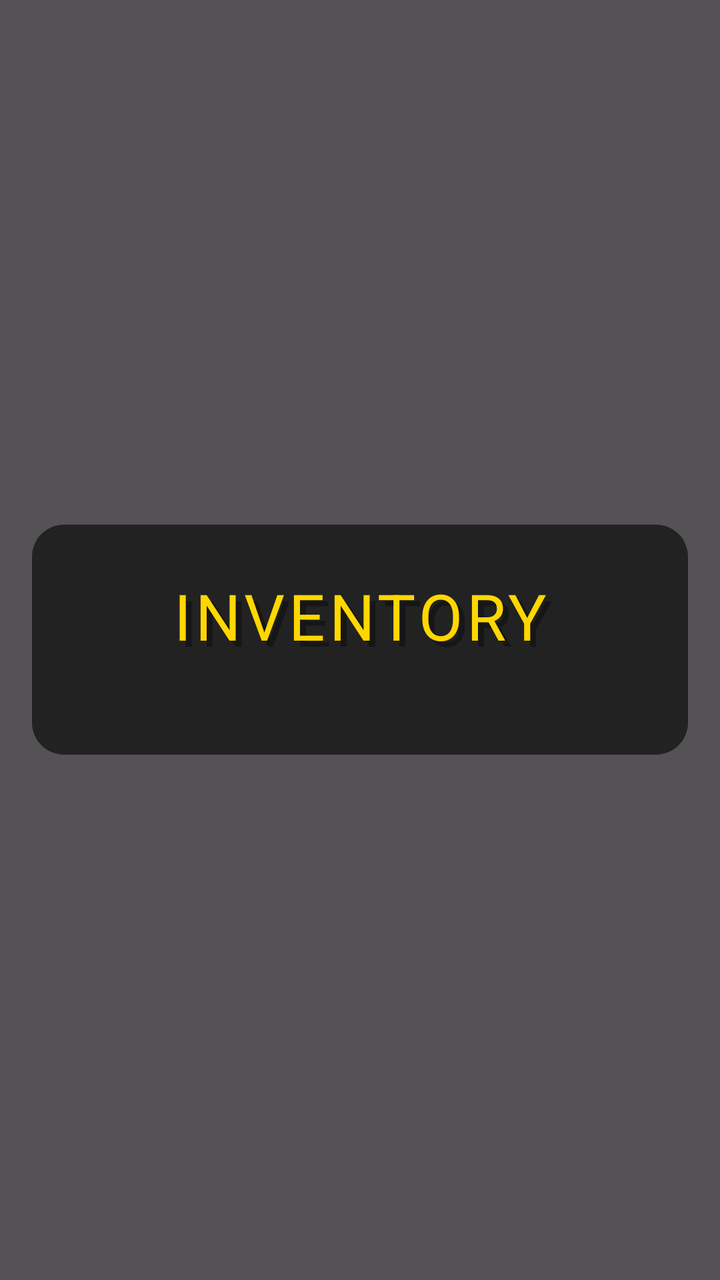
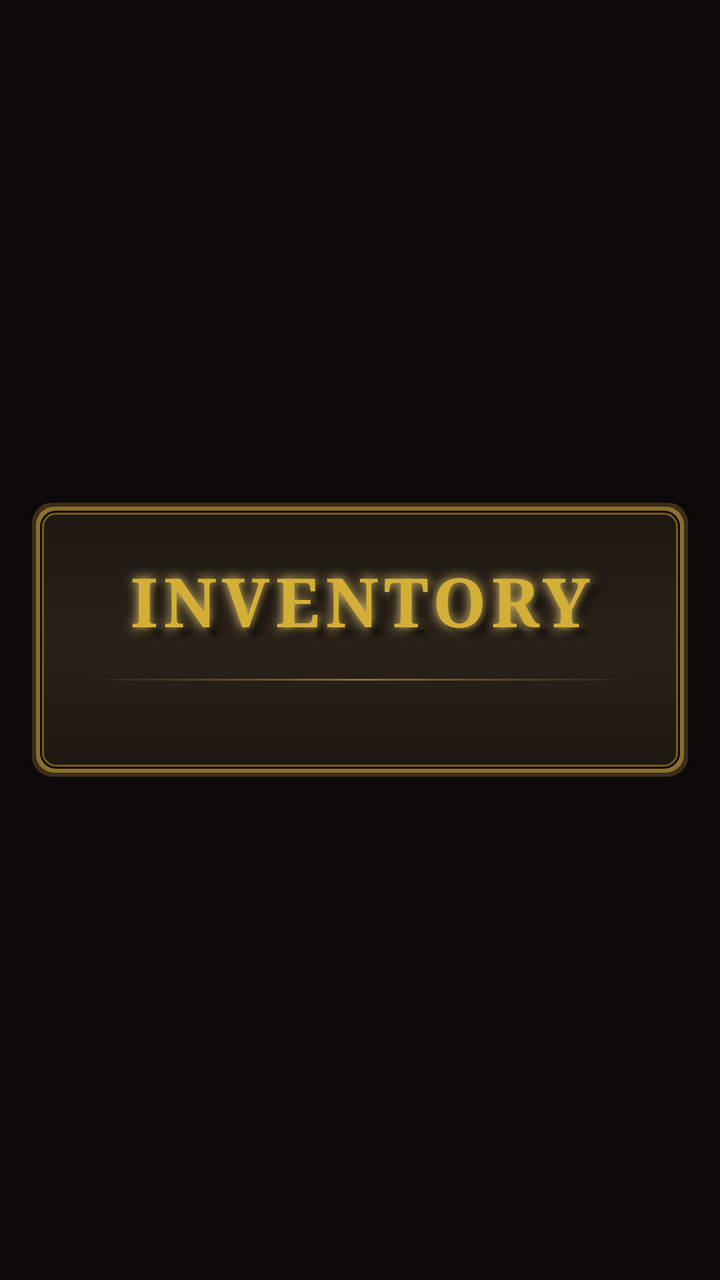

Before-and-after screenshots of an Android layout around one commit, followed by the original layout XML and the change that was made.
<!-- AndroidManifest.xml: application theme Theme.OblivionDescent -->
<!-- res/layout/dialog_bag.xml -->
<?xml version="1.0" encoding="utf-8"?>
<FrameLayout xmlns:android="http://schemas.android.com/apk/res/android"
    xmlns:app="http://schemas.android.com/apk/res-auto"
    android:layout_width="match_parent"
    android:layout_height="match_parent"
    android:background="#AA000000"
    android:clickable="true"
    android:focusable="true"
    android:padding="16dp">

    <LinearLayout
        android:id="@+id/dialog_inventory_layout"
        android:layout_width="wrap_content"
        android:layout_height="wrap_content"
        android:layout_gravity="center"
        android:orientation="vertical"
        android:background="@drawable/rounded_dialog_bg"
        android:padding="24dp"
        android:minWidth="500dp">

        <FrameLayout
            android:layout_width="match_parent"
            android:layout_height="wrap_content"
            android:paddingBottom="16dp">

            <TextView
                android:id="@+id/InventoryTitleBack"
                android:layout_width="match_parent"
                android:layout_height="wrap_content"
                android:text="Inventory"
                android:textAllCaps="true"
                android:textSize="32sp"
                android:textColor="#55000000"
                android:gravity="center"
                android:letterSpacing="0.06"
                android:translationX="3dp"
                android:translationY="3dp" />

            <TextView
                android:id="@+id/InventoryTitleFront"
                android:layout_width="match_parent"
                android:layout_height="wrap_content"
                android:text="Inventory"
                android:textAllCaps="true"
                android:textSize="32sp"
                android:textColor="#FFD700"
                android:gravity="center"
                android:letterSpacing="0.06" />
        </FrameLayout>

        <androidx.core.widget.NestedScrollView
            android:layout_width="wrap_content"
            android:layout_height="wrap_content"
            android:layout_gravity="center_horizontal"
            android:scrollbars="vertical"
            android:fadeScrollbars="false">

            <GridLayout
                android:id="@+id/weapon_grid"
                android:layout_width="wrap_content"
                android:layout_height="wrap_content"
                app:columnCount="5"
                app:alignmentMode="alignMargins"
                app:columnOrderPreserved="false"
                android:orientation="horizontal"
                android:padding="4dp" />

        </androidx.core.widget.NestedScrollView>

    </LinearLayout>
</FrameLayout>
<!-- resources referenced by this layout -->
<resources>
  <!-- drawable rounded_dialog_bg (drawable) -->
  <shape xmlns:android="http://schemas.android.com/apk/res/android"
      android:shape="rectangle">
      <solid android:color="#222222"/>
      <corners android:radius="16dp"/>
  </shape>
  <style name="Theme.OblivionDescent" parent="Base.Theme.OblivionDescent" />
  <style name="Base.Theme.OblivionDescent" parent="Theme.Material3.DayNight.NoActionBar">
      </style>
</resources>

<!-- the commit's change to res/layout/dialog_bag.xml (unified diff, before → after) -->
@@ -3,7 +3,7 @@
     xmlns:app="http://schemas.android.com/apk/res-auto"
     android:layout_width="match_parent"
     android:layout_height="match_parent"
-    android:background="#AA000000"
+    android:background="@color/bg_overlay"
     android:clickable="true"
     android:focusable="true"
     android:padding="16dp">
@@ -15,8 +15,9 @@
         android:layout_gravity="center"
         android:orientation="vertical"
         android:background="@drawable/rounded_dialog_bg"
-        android:padding="24dp"
-        android:minWidth="500dp">
+        android:padding="26dp"
+        android:minWidth="520dp"
+        android:animation="@anim/dialog_open">
 
         <FrameLayout
             android:layout_width="match_parent"
@@ -29,10 +30,16 @@
                 android:layout_height="wrap_content"
                 android:text="Inventory"
                 android:textAllCaps="true"
-                android:textSize="32sp"
-                android:textColor="#55000000"
+                android:textSize="34sp"
+                android:textStyle="bold"
+                android:fontFamily="serif"
+                android:textColor="#66000000"
                 android:gravity="center"
-                android:letterSpacing="0.06"
+                android:letterSpacing="0.08"
+                android:shadowColor="#CC000000"
+                android:shadowDx="3"
+                android:shadowDy="3"
+                android:shadowRadius="8"
                 android:translationX="3dp"
                 android:translationY="3dp" />
 
@@ -42,11 +49,23 @@
                 android:layout_height="wrap_content"
                 android:text="Inventory"
                 android:textAllCaps="true"
-                android:textSize="32sp"
-                android:textColor="#FFD700"
+                android:textSize="34sp"
+                android:textStyle="bold"
+                android:fontFamily="serif"
+                android:textColor="@color/gold_bright"
                 android:gravity="center"
-                android:letterSpacing="0.06" />
+                android:letterSpacing="0.08"
+                android:shadowColor="@color/gold_glow"
+                android:shadowDx="0"
+                android:shadowDy="0"
+                android:shadowRadius="14" />
         </FrameLayout>
+
+        <View
+            android:layout_width="match_parent"
+            android:layout_height="1dp"
+            android:background="@drawable/divider_gold"
+            android:layout_marginBottom="14dp"/>
 
         <androidx.core.widget.NestedScrollView
             android:layout_width="wrap_content"
<!-- resource entries referenced after the edit -->
@@ -1,13 +1,112 @@
 <!-- resources referenced by this layout -->
 <resources>
+  <color name="bg_overlay">#CC0A0807</color>
+  <color name="gold_bright">#D4AF37</color>
+  <color name="gold_glow">#F4D77A</color>
+  <!-- drawable divider_gold (drawable) -->
+  <?xml version="1.0" encoding="utf-8"?>
+  <shape xmlns:android="http://schemas.android.com/apk/res/android">
+      <size android:height="1dp"/>
+      <gradient
+          android:type="linear"
+          android:angle="0"
+          android:startColor="#00000000"
+          android:centerColor="@color/border_gold"
+          android:endColor="#00000000"/>
+  </shape>
   <!-- drawable rounded_dialog_bg (drawable) -->
-  <shape xmlns:android="http://schemas.android.com/apk/res/android"
-      android:shape="rectangle">
-      <solid android:color="#222222"/>
-      <corners android:radius="16dp"/>
-  </shape>
+  <?xml version="1.0" encoding="utf-8"?>
+  <layer-list xmlns:android="http://schemas.android.com/apk/res/android">
+  
+      
+      <item>
+          <shape android:shape="rectangle">
+              <solid android:color="@color/border_gold_outer"/>
+              <corners android:radius="10dp"/>
+          </shape>
+      </item>
+  
+      
+      <item
+          android:left="2dp"
+          android:top="2dp"
+          android:right="2dp"
+          android:bottom="2dp">
+          <shape android:shape="rectangle">
+              <solid android:color="@color/border_gold"/>
+              <corners android:radius="9dp"/>
+          </shape>
+      </item>
+  
+      
+      <item
+          android:left="4dp"
+          android:top="4dp"
+          android:right="4dp"
+          android:bottom="4dp">
+          <shape android:shape="rectangle">
+              <solid android:color="@color/bg_deepest"/>
+              <corners android:radius="8dp"/>
+          </shape>
+      </item>
+  
+      
+      <item
+          android:left="5dp"
+          android:top="5dp"
+          android:right="5dp"
+          android:bottom="5dp">
+          <shape android:shape="rectangle">
+              <solid android:color="@color/gold_deep"/>
+              <corners android:radius="7dp"/>
+          </shape>
+      </item>
+  
+      
+      <item
+          android:left="6dp"
+          android:top="6dp"
+          android:right="6dp"
+          android:bottom="6dp">
+          <shape android:shape="rectangle">
+              <gradient
+                  android:type="linear"
+                  android:angle="270"
+                  android:startColor="@color/bg_surface"
+                  android:centerColor="@color/bg_surface_alt"
+                  android:endColor="@color/bg_surface"/>
+              <corners android:radius="6dp"/>
+          </shape>
+      </item>
+  
+  </layer-list>
   <style name="Theme.OblivionDescent" parent="Base.Theme.OblivionDescent" />
+  <color name="border_gold">#8B6F2C</color>
+  <color name="border_gold_outer">#3C2D1A</color>
+  <color name="bg_deepest">#0A0807</color>
+  <color name="gold_deep">#7A5A1F</color>
+  <color name="bg_surface">#1E1813</color>
+  <color name="bg_surface_alt">#2A211A</color>
   <style name="Base.Theme.OblivionDescent" parent="Theme.Material3.DayNight.NoActionBar">
+          <item name="android:windowBackground">@color/bg_base</item>
+          <item name="android:colorBackground">@color/bg_base</item>
+          <item name="colorPrimary">@color/gold_base</item>
+          <item name="colorPrimaryVariant">@color/gold_deep</item>
+          <item name="colorOnPrimary">@color/bg_deepest</item>
+          <item name="colorSecondary">@color/crimson_base</item>
+          <item name="colorOnSecondary">@color/bone_white</item>
+          <item name="colorSurface">@color/bg_surface</item>
+          <item name="colorOnSurface">@color/bone_white</item>
+          <item name="colorAccent">@color/gold_bright</item>
+          <item name="android:textColorPrimary">@color/bone_white</item>
+          <item name="android:textColorSecondary">@color/bone_dim</item>
+          <item name="android:textColorHint">@color/bone_muted</item>
       </style>
+  <color name="bg_base">#14100D</color>
+  <color name="gold_base">#B8911E</color>
+  <color name="crimson_base">#8B1818</color>
+  <color name="bone_white">#EAE0CA</color>
+  <color name="bone_dim">#B8AC91</color>
+  <color name="bone_muted">#7A7060</color>
 </resources>
 
